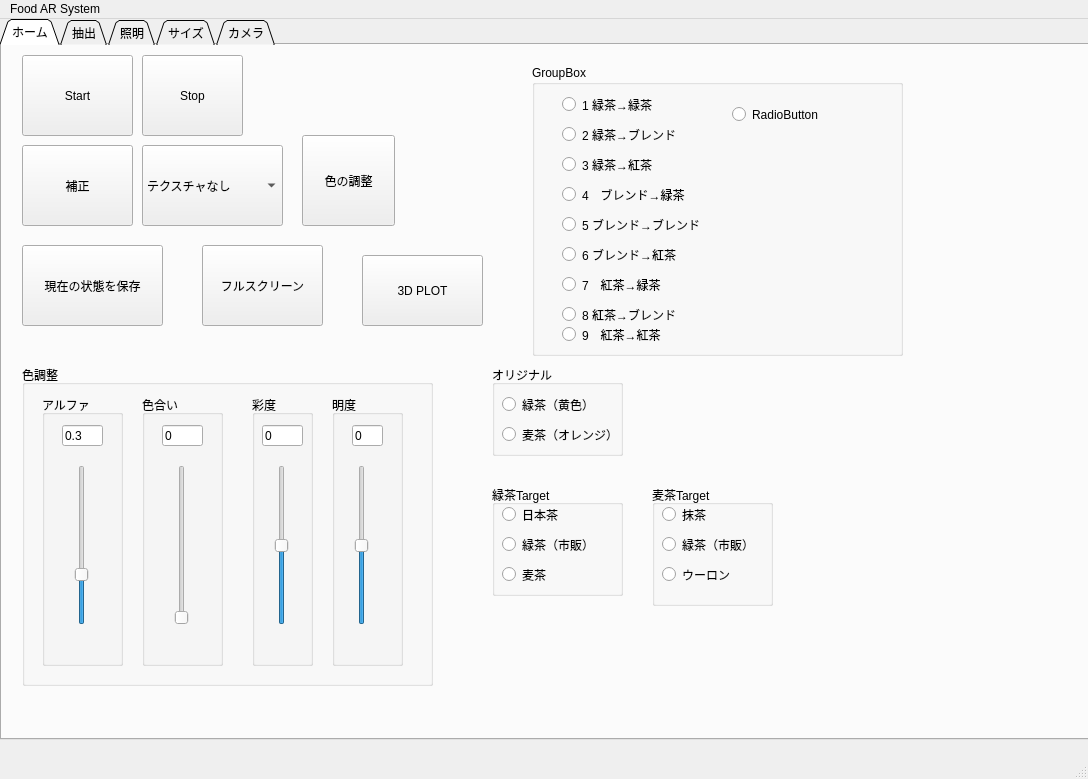
JunyaUeda/FoodAR, file FoodModification/View/mainWindow.ui: the form before one commit.
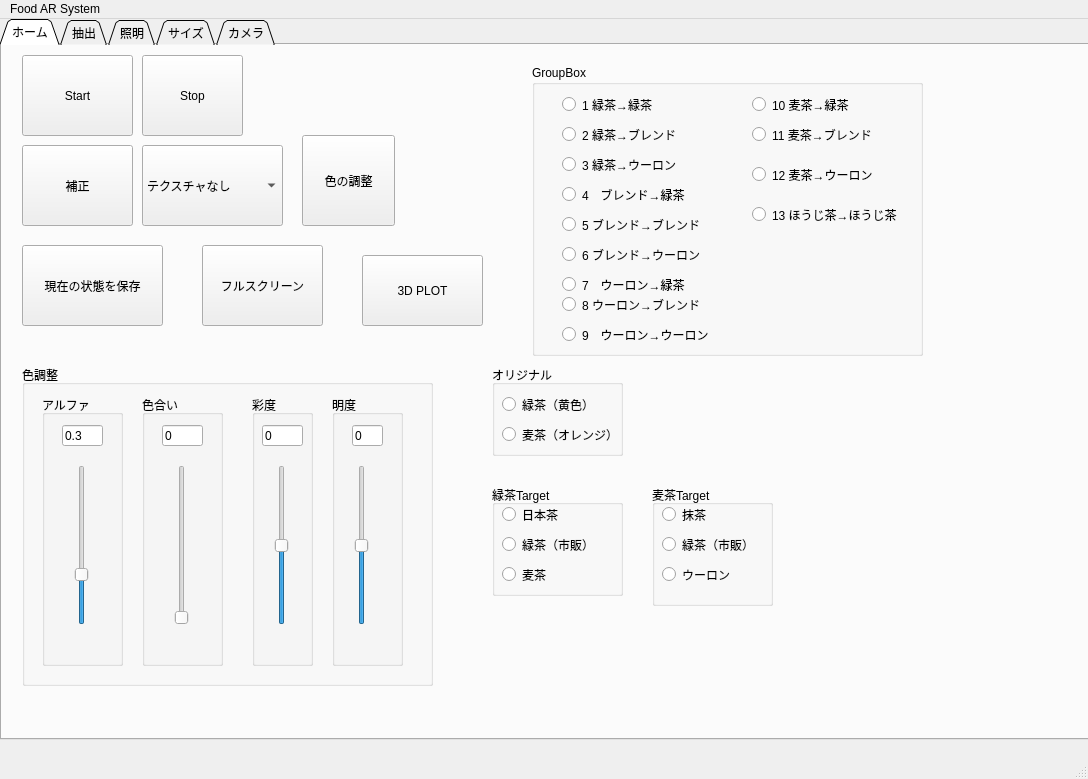
The form after the commit. The open tabs and pages were chosen to show the change.

What changed in the file:
```diff
--- a/FoodModification/View/mainWindow.ui
+++ b/FoodModification/View/mainWindow.ui
@@ -516,7 +516,7 @@
        <rect>
         <x>530</x>
         <y>20</y>
-        <width>371</width>
+        <width>391</width>
         <height>291</height>
        </rect>
       </property>
@@ -554,12 +554,12 @@
         <rect>
          <x>30</x>
          <y>90</y>
-         <width>121</width>
+         <width>141</width>
          <height>19</height>
         </rect>
        </property>
        <property name="text">
-        <string>3 緑茶→紅茶</string>
+        <string>3 緑茶→ウーロン</string>
        </property>
       </widget>
       <widget class="QRadioButton" name="term4RadioButton">
@@ -598,7 +598,7 @@
         </rect>
        </property>
        <property name="text">
-        <string>6 ブレンド→紅茶</string>
+        <string>6 ブレンド→ウーロン</string>
        </property>
       </widget>
       <widget class="QRadioButton" name="term7RadioButton">
@@ -611,20 +611,20 @@
         </rect>
        </property>
        <property name="text">
-        <string>7　紅茶→緑茶</string>
+        <string>7　ウーロン→緑茶</string>
        </property>
       </widget>
       <widget class="QRadioButton" name="term8RadioButton">
        <property name="geometry">
         <rect>
          <x>30</x>
-         <y>240</y>
+         <y>230</y>
          <width>141</width>
          <height>19</height>
         </rect>
        </property>
        <property name="text">
-        <string>8 紅茶→ブレンド</string>
+        <string>8 ウーロン→ブレンド</string>
        </property>
       </widget>
       <widget class="QRadioButton" name="term9RadioButton">
@@ -632,25 +632,64 @@
         <rect>
          <x>30</x>
          <y>260</y>
-         <width>131</width>
+         <width>151</width>
          <height>19</height>
         </rect>
        </property>
        <property name="text">
-        <string>9　紅茶→紅茶</string>
+        <string>9　ウーロン→ウーロン</string>
        </property>
       </widget>
       <widget class="QRadioButton" name="term10RadioButton">
        <property name="geometry">
         <rect>
-         <x>200</x>
-         <y>40</y>
-         <width>105</width>
+         <x>220</x>
+         <y>30</y>
+         <width>131</width>
          <height>19</height>
         </rect>
        </property>
        <property name="text">
-        <string>RadioButton</string>
+        <string>10 麦茶→緑茶</string>
+       </property>
+      </widget>
+      <widget class="QRadioButton" name="term11RadioButton">
+       <property name="geometry">
+        <rect>
+         <x>220</x>
+         <y>60</y>
+         <width>141</width>
+         <height>19</height>
+        </rect>
+       </property>
+       <property name="text">
+        <string>11 麦茶→ブレンド</string>
+       </property>
+      </widget>
+      <widget class="QRadioButton" name="term12RadioButton">
+       <property name="geometry">
+        <rect>
+         <x>220</x>
+         <y>100</y>
+         <width>151</width>
+         <height>19</height>
+        </rect>
+       </property>
+       <property name="text">
+        <string>12 麦茶→ウーロン</string>
+       </property>
+      </widget>
+      <widget class="QRadioButton" name="term12RadioButton_2">
+       <property name="geometry">
+        <rect>
+         <x>220</x>
+         <y>140</y>
+         <width>171</width>
+         <height>19</height>
+        </rect>
+       </property>
+       <property name="text">
+        <string>13 ほうじ茶→ほうじ茶</string>
        </property>
       </widget>
      </widget>
```
Left out of the diff: 5 changed lines with no effect on the pictures.
